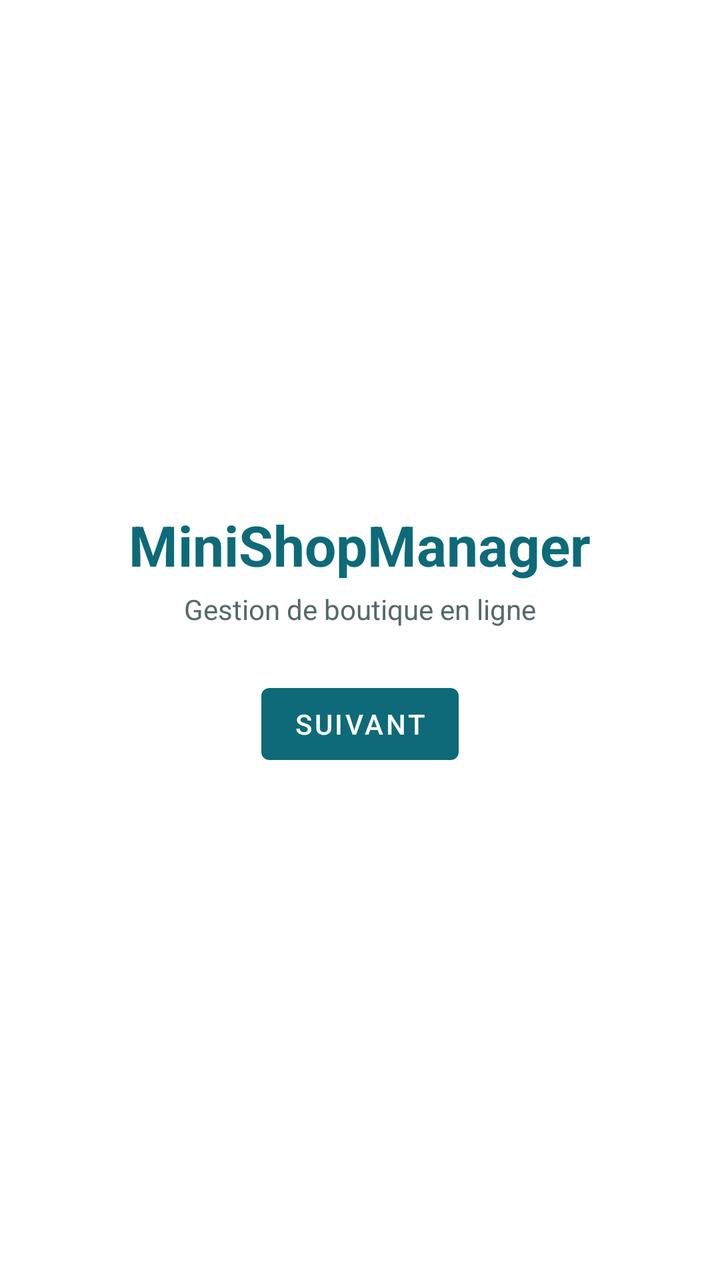
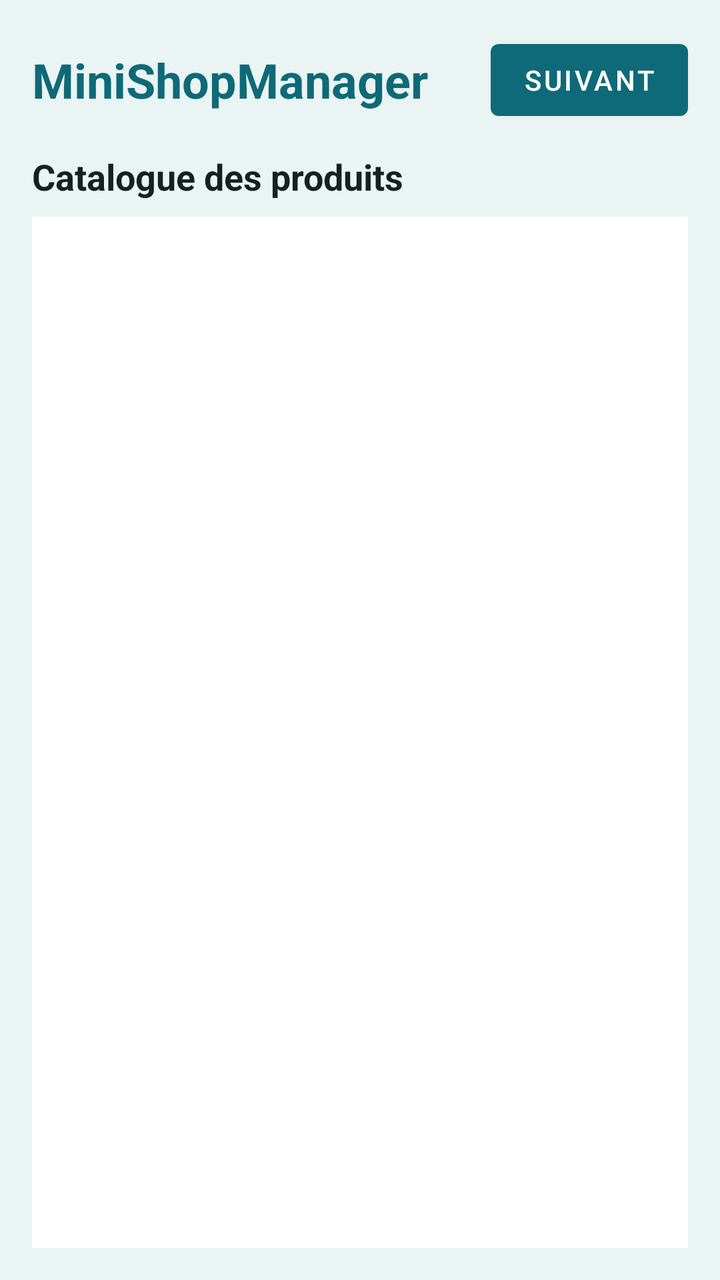

The first picture is an Android layout as it rendered before a commit; the second is the same layout after the commit. The layout source and the unified diff follow.
<!-- AndroidManifest.xml: application theme Theme.App -->
<!-- res/layout/activity_main.xml -->
<?xml version="1.0" encoding="utf-8"?>
<LinearLayout xmlns:android="http://schemas.android.com/apk/res/android"
    android:layout_width="match_parent"
    android:layout_height="match_parent"
    android:gravity="center"
    android:orientation="vertical"
    android:padding="24dp">

    
    <TextView
        android:id="@+id/tvTitre"
        android:layout_width="wrap_content"
        android:layout_height="wrap_content"
        android:text="@string/app_name"
        android:textColor="@color/primary"
        android:textSize="28sp"
        android:textStyle="bold" />

    <TextView
        android:id="@+id/tvSousTitre"
        android:layout_width="wrap_content"
        android:layout_height="wrap_content"
        android:layout_marginTop="4dp"
        android:text="@string/sous_titre"
        android:textColor="@color/texte_secondaire" />

    
    <Button
        android:id="@+id/btnSuivant"
        android:layout_width="wrap_content"
        android:layout_height="wrap_content"
        android:layout_marginTop="24dp"
        android:text="@string/btn_suivant" />
</LinearLayout>
<!-- resources referenced by this layout -->
<resources>
  <color name="primary">#0E6A78</color>
  <color name="texte_secondaire">#56696A</color>
  <string name="app_name">MiniShopManager</string>
  <string name="btn_suivant">Suivant</string>
  <string name="sous_titre">Gestion de boutique en ligne</string>
  <style name="Theme.App" parent="Theme.MaterialComponents.DayNight.DarkActionBar">
          <item name="colorPrimary">@color/primary</item>
          <item name="colorPrimaryVariant">@color/primary_dark</item>
          <item name="colorOnPrimary">@color/white</item>
          <item name="colorSecondary">@color/accent</item>
          <item name="colorOnSecondary">@color/texte</item>
      </style>
  <color name="primary_dark">#0A4F59</color>
  <color name="white">#FFFFFF</color>
  <color name="accent">#E9A23B</color>
  <color name="texte">#15211F</color>
</resources>

<!-- the commit's change to res/layout/activity_main.xml (unified diff, before → after) -->
@@ -2,33 +2,51 @@
 <LinearLayout xmlns:android="http://schemas.android.com/apk/res/android"
     android:layout_width="match_parent"
     android:layout_height="match_parent"
-    android:gravity="center"
+    android:background="@color/fond_catalogue"
     android:orientation="vertical"
-    android:padding="24dp">
+    android:padding="16dp">
 
     
+    <LinearLayout
+        android:layout_width="match_parent"
+        android:layout_height="wrap_content"
+        android:gravity="center_vertical"
+        android:orientation="horizontal">
+
+        <TextView
+            android:id="@+id/tvTitre"
+            android:layout_width="0dp"
+            android:layout_height="wrap_content"
+            android:layout_weight="1"
+            android:text="@string/app_name"
+            android:textColor="@color/primary"
+            android:textSize="24sp"
+            android:textStyle="bold" />
+
+        <Button
+            android:id="@+id/btnSuivant"
+            android:layout_width="wrap_content"
+            android:layout_height="wrap_content"
+            android:text="@string/btn_suivant" />
+    </LinearLayout>
+
     <TextView
-        android:id="@+id/tvTitre"
+        android:id="@+id/tvCatalogue"
         android:layout_width="wrap_content"
         android:layout_height="wrap_content"
-        android:text="@string/app_name"
-        android:textColor="@color/primary"
-        android:textSize="28sp"
+        android:layout_marginTop="12dp"
+        android:layout_marginBottom="8dp"
+        android:text="@string/titre_catalogue"
+        android:textColor="@color/texte"
+        android:textSize="18sp"
         android:textStyle="bold" />
 
-    <TextView
-        android:id="@+id/tvSousTitre"
-        android:layout_width="wrap_content"
-        android:layout_height="wrap_content"
-        android:layout_marginTop="4dp"
-        android:text="@string/sous_titre"
-        android:textColor="@color/texte_secondaire" />
-
     
-    <Button
-        android:id="@+id/btnSuivant"
-        android:layout_width="wrap_content"
-        android:layout_height="wrap_content"
-        android:layout_marginTop="24dp"
-        android:text="@string/btn_suivant" />
+    <ListView
+        android:id="@+id/listViewProduits"
+        android:layout_width="match_parent"
+        android:layout_height="match_parent"
+        android:background="@color/white"
+        android:divider="@color/fond_catalogue"
+        android:dividerHeight="2dp" />
 </LinearLayout>
<!-- resource entries referenced after the edit -->
@@ -1,10 +1,10 @@
 <!-- resources referenced by this layout -->
 <resources>
+  <color name="fond_catalogue">#EAF4F2</color>
   <color name="primary">#0E6A78</color>
-  <color name="texte_secondaire">#56696A</color>
   <string name="app_name">MiniShopManager</string>
   <string name="btn_suivant">Suivant</string>
-  <string name="sous_titre">Gestion de boutique en ligne</string>
+  <string name="titre_catalogue">Catalogue des produits</string>
   <style name="Theme.App" parent="Theme.MaterialComponents.DayNight.DarkActionBar">
           <item name="colorPrimary">@color/primary</item>
           <item name="colorPrimaryVariant">@color/primary_dark</item>
